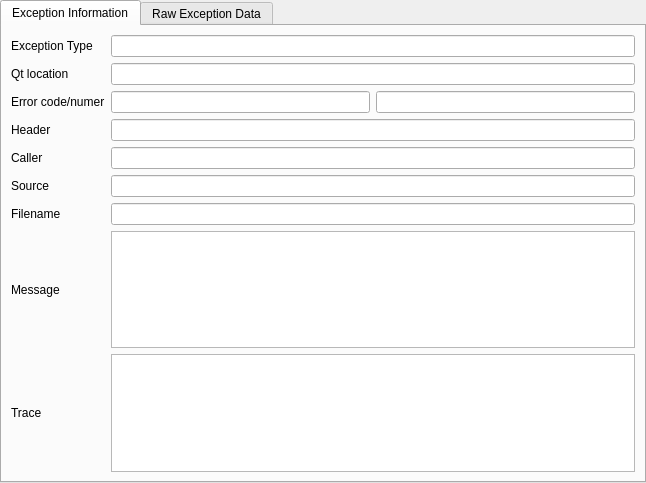
First picture: the form in src/axQt/axQtGui/widgetExceptionInfo.ui, repository Atlantic18/skipper-translation, before the edit.
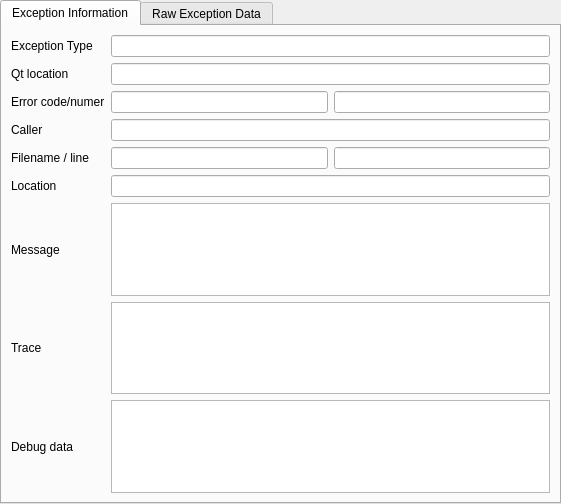
Second picture: the form after the edit. Icons and pictures are not drawn.

What changed in the file:
```diff
--- a/src/axQt/axQtGui/widgetExceptionInfo.ui
+++ b/src/axQt/axQtGui/widgetExceptionInfo.ui
@@ -6,8 +6,8 @@
    <rect>
     <x>0</x>
     <y>0</y>
-    <width>646</width>
-    <height>483</height>
+    <width>561</width>
+    <height>504</height>
    </rect>
   </property>
   <property name="windowTitle">
@@ -52,48 +52,13 @@
          </item>
         </layout>
        </item>
-       <item row="3" column="3">
-        <widget class="QLineEdit" name="editHeader">
-         <property name="readOnly">
-          <bool>true</bool>
-         </property>
-        </widget>
-       </item>
        <item row="3" column="1">
-        <widget class="QLabel" name="labelHeader">
-         <property name="text">
-          <string>Header</string>
-         </property>
-        </widget>
-       </item>
-       <item row="1" column="3">
-        <widget class="QLineEdit" name="editQtLocation">
-         <property name="readOnly">
-          <bool>true</bool>
-         </property>
-        </widget>
-       </item>
-       <item row="0" column="3">
-        <widget class="QLineEdit" name="editExceptionType">
-         <property name="readOnly">
-          <bool>true</bool>
-         </property>
-        </widget>
-       </item>
-       <item row="4" column="1">
         <widget class="QLabel" name="labelCaller">
          <property name="text">
           <string>Caller</string>
          </property>
         </widget>
        </item>
-       <item row="5" column="1">
-        <widget class="QLabel" name="labelSource">
-         <property name="text">
-          <string>Source</string>
-         </property>
-        </widget>
-       </item>
        <item row="2" column="1">
         <widget class="QLabel" name="labelErrorCode">
          <property name="text">
@@ -101,7 +66,14 @@
          </property>
         </widget>
        </item>
-       <item row="7" column="1">
+       <item row="6" column="3">
+        <widget class="QPlainTextEdit" name="editMessage">
+         <property name="readOnly">
+          <bool>true</bool>
+         </property>
+        </widget>
+       </item>
+       <item row="6" column="1">
         <widget class="QLabel" name="labelMessage">
          <property name="text">
           <string>Message</string>
@@ -122,50 +94,81 @@
          </property>
         </widget>
        </item>
-       <item row="8" column="1">
+       <item row="7" column="1">
         <widget class="QLabel" name="labelTrace">
          <property name="text">
           <string>Trace</string>
          </property>
         </widget>
        </item>
-       <item row="7" column="3">
-        <widget class="QPlainTextEdit" name="editMessage">
-         <property name="readOnly">
-          <bool>true</bool>
-         </property>
-        </widget>
-       </item>
-       <item row="4" column="3">
+       <item row="3" column="3">
         <widget class="QLineEdit" name="editCaller">
          <property name="readOnly">
           <bool>true</bool>
          </property>
         </widget>
        </item>
+       <item row="1" column="3">
+        <widget class="QLineEdit" name="editQtLocation">
+         <property name="readOnly">
+          <bool>true</bool>
+         </property>
+        </widget>
+       </item>
+       <item row="0" column="3">
+        <widget class="QLineEdit" name="editExceptionType">
+         <property name="readOnly">
+          <bool>true</bool>
+         </property>
+        </widget>
+       </item>
+       <item row="4" column="1">
+        <widget class="QLabel" name="labelFilename">
+         <property name="text">
+          <string>Filename / line</string>
+         </property>
+        </widget>
+       </item>
+       <item row="7" column="3">
+        <widget class="QPlainTextEdit" name="textTrace">
+         <property name="readOnly">
+          <bool>true</bool>
+         </property>
+        </widget>
+       </item>
+       <item row="5" column="1">
+        <widget class="QLabel" name="labelLocation">
+         <property name="text">
+          <string>Location</string>
+         </property>
+        </widget>
+       </item>
        <item row="5" column="3">
-        <widget class="QLineEdit" name="editSource">
-         <property name="readOnly">
-          <bool>true</bool>
+        <widget class="QLineEdit" name="editLocation"/>
+       </item>
+       <item row="4" column="3">
+        <layout class="QHBoxLayout" name="horizontalLayout_2">
+         <item>
+          <widget class="QLineEdit" name="editFileName">
+           <property name="readOnly">
+            <bool>true</bool>
+           </property>
+          </widget>
+         </item>
+         <item>
+          <widget class="QLineEdit" name="editFileLine"/>
+         </item>
+        </layout>
+       </item>
+       <item row="8" column="1">
+        <widget class="QLabel" name="labelDebugData">
+         <property name="text">
+          <string>Debug data</string>
          </property>
         </widget>
        </item>
        <item row="8" column="3">
-        <widget class="QPlainTextEdit" name="textTrace">
-         <property name="readOnly">
-          <bool>true</bool>
-         </property>
-        </widget>
-       </item>
-       <item row="6" column="1">
-        <widget class="QLabel" name="labelFilename">
-         <property name="text">
-          <string>Filename</string>
-         </property>
-        </widget>
-       </item>
-       <item row="6" column="3">
-        <widget class="QLineEdit" name="editFileName">
+        <widget class="QPlainTextEdit" name="textDebugData">
          <property name="readOnly">
           <bool>true</bool>
          </property>
```
Left out of the diff: 22 changed lines with no effect on the pictures.
